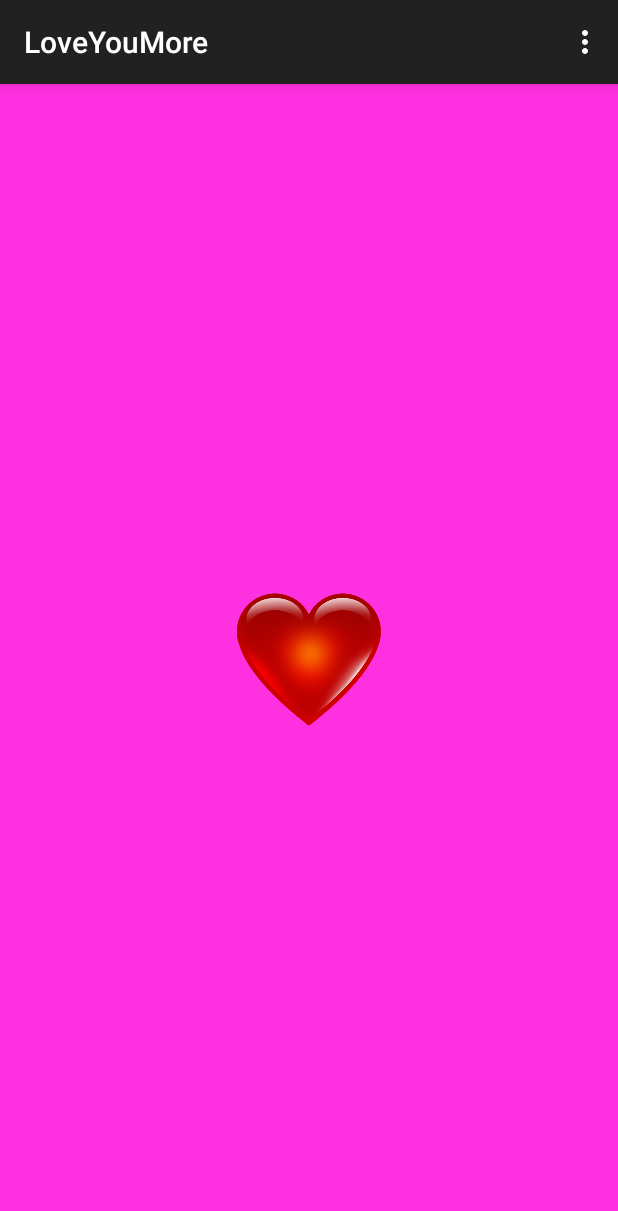
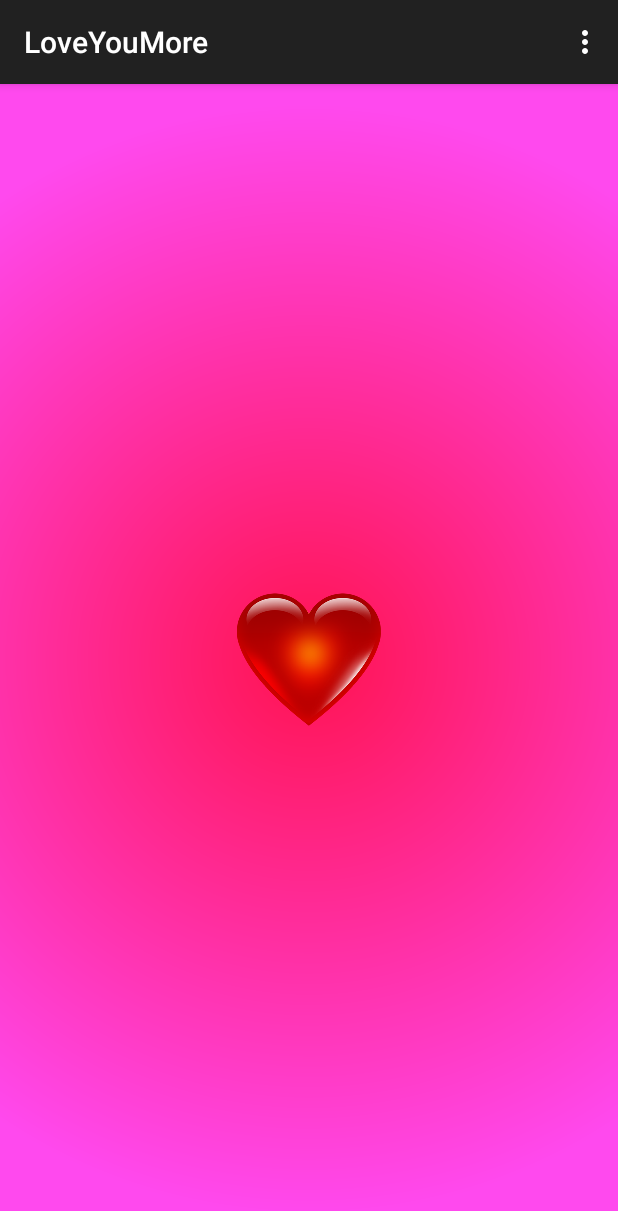
Before and after one commit to TheCrafter/LoveYouMore, an Android app: the screen it shows after launch (MainActivity), on a phone screen of 412 x 824 dp. Shown: the top 1211 px of the screen. Run offline under Robolectric (Android 15) with nearby library versions, the phone set to English and light mode, and no system bars.

Commit message:
Changed background to gradient (not working for KitKat and Lolipop)

```diff
--- a/app/build.gradle
+++ b/app/build.gradle
@@ -7,8 +7,8 @@ android {
         applicationId "com.thecrafter.loveyoumore"
         minSdkVersion 15
         targetSdkVersion 21
-        versionCode 1
-        versionName '0.0.1'
+        versionCode 3
+        versionName '0.3'
     }
     buildTypes {
         release {
--- /dev/null
+++ b/app/src/main/res/drawable/gradient_background.xml
@@ -0,0 +1,10 @@
+<?xml version="1.0" encoding="utf-8"?>
+<shape xmlns:android="http://schemas.android.com/apk/res/android">
+
+    <gradient
+        android:endColor="#ffff49ee"
+        android:startColor="#ffff1351"
+        android:type="radial"
+        android:gradientRadius="90%p"/>
+
+</shape>
--- a/app/src/main/res/layout/activity_main.xml
+++ b/app/src/main/res/layout/activity_main.xml
@@ -1,13 +1,13 @@
 <RelativeLayout xmlns:android="http://schemas.android.com/apk/res/android"
-    xmlns:tools="http://schemas.android.com/tools" android:layout_width="match_parent"
-    android:layout_height="match_parent" android:paddingLeft="@dimen/activity_horizontal_margin"
+    xmlns:tools="http://schemas.android.com/tools"
+    android:layout_width="match_parent"
+    android:layout_height="match_parent"
+    android:paddingLeft="@dimen/activity_horizontal_margin"
     android:paddingRight="@dimen/activity_horizontal_margin"
     android:paddingTop="@dimen/activity_vertical_margin"
-    android:paddingBottom="@dimen/activity_vertical_margin" tools:context=".MainActivity"
-    android:background="#ffff30df">
-
-
-
+    android:paddingBottom="@dimen/activity_vertical_margin"
+    android:background="@drawable/gradient_background"
+    tools:context=".MainActivity">
 
     <ImageView
         android:layout_width="wrap_content"
@@ -20,3 +20,5 @@
         android:onClick="onImageClick" />
 
 </RelativeLayout>
+
+    <!--android:background="@drawable/gradient_background" -->
```
